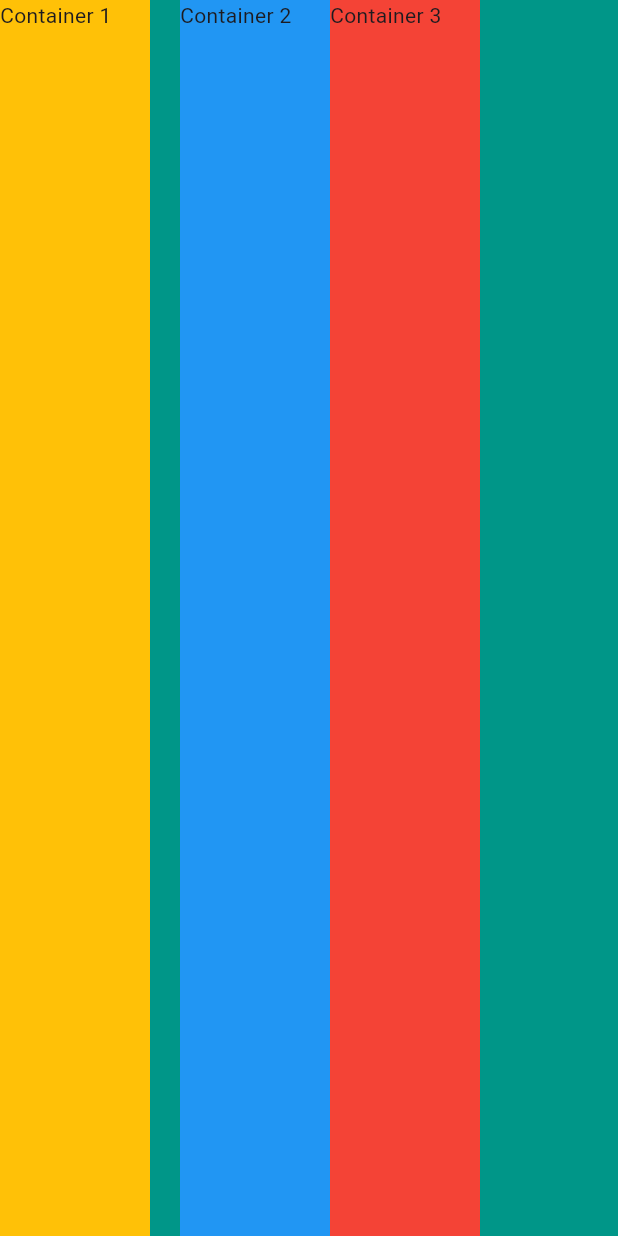
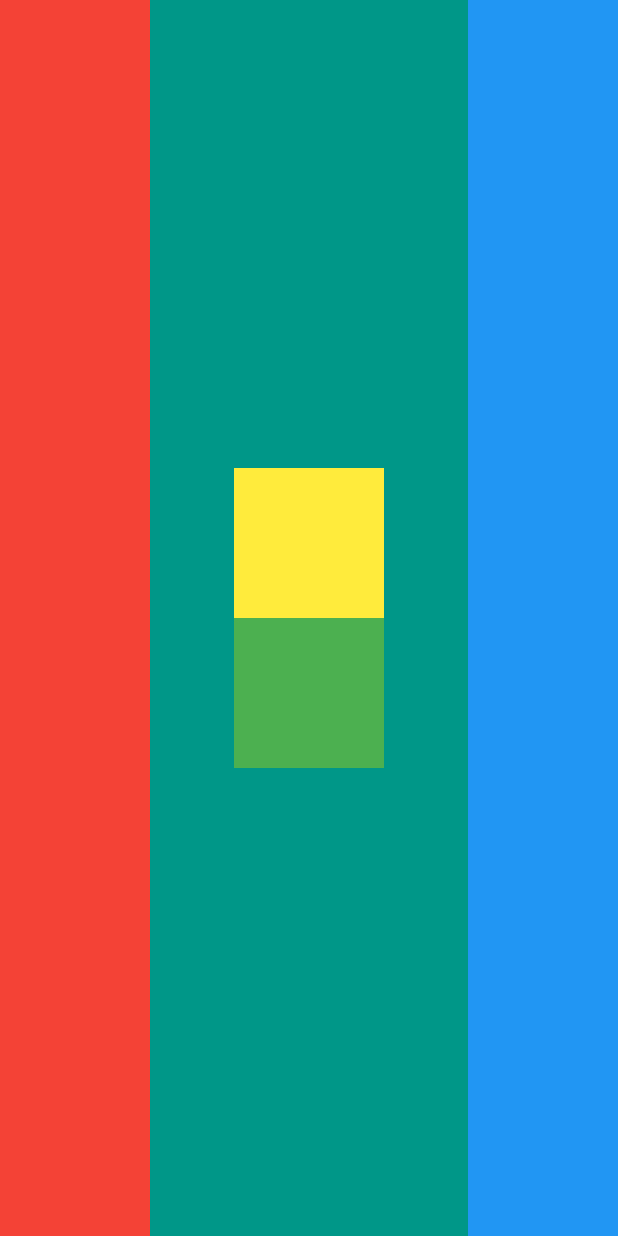
Before and after one commit to RAWMIC17/Business-card, a Flutter app: the screen it shows after launch, on a phone screen of 412 x 824 dp. Run offline on Flutter 3.47's test engine with Material 3 defaults, Android fonts, the phone set to English and light mode, and no system bars; our stand-ins replace velocity_x.

Commit message:
challenge_ow_column

```diff
--- a/lib/main.dart
+++ b/lib/main.dart
@@ -16,38 +16,49 @@ class MainApp extends StatelessWidget {
         backgroundColor: Colors.teal,
         body: SafeArea(
             //to bring widgets to user visible areas
-            child: Row(//similar to row
+            child: Row(
+          //similar to row
           //limits its width to child's width
           //mainAxisSize: MainAxisSize.min,//takes same size as children, no extra space is taken
           verticalDirection:
               VerticalDirection.down, //to get children order from up to down
           mainAxisAlignment: MainAxisAlignment
-              .start, //vertical,by default start is selected, also choose center
-          crossAxisAlignment: CrossAxisAlignment.stretch, //horizontal, start is default, can choose stretch, center
+              .spaceBetween, //vertical,by default start is selected, also choose center
+          crossAxisAlignment: CrossAxisAlignment
+              .stretch, //horizontal, start is default, can choose stretch, center
           children: [
             Container(
               height: 100,
-              width: 100,//double.infinity
+              width: 100, //double.infinity
               // margin: EdgeInsets.all(20),//to set margin around the container
               //container without a child, tris to be as big as possible
               //padding: EdgeInsets.all(20),// to st padding for the child of container
-              color: Colors.amber,
-              child: "Container 1"
-                  .text
-                  .make(), //with child, it assigns itself size of child
+              color: Colors.red,
+              //with child, it assigns itself size of child
             ),
-            SizedBox(width: 20 ,),//provide width in case of row
-            Container(
-              height: 100,
-              width: 100,//double.infinity
-              color: Colors.blue,
-              child: "Container 2".text.make(),
+            // SizedBox(width: 20 ,),//provide width in case of row
+            Column(
+              mainAxisAlignment: MainAxisAlignment.center,
+              children: [
+                Container(
+                  height: 100,
+                  width: 100, //double.infinity
+                  color: Colors.yellow,
+                  //child: "Container 2".text.make(),
+                ),
+                Container(
+                  height: 100,
+                  width: 100, //double.infinity
+                  color: Colors.green,
+                  //child: "Container 2".text.make(),
+                ),
+              ],
             ),
             Container(
               height: 100,
-              width: 100,//double.infinity
-              color: Colors.red,
-              child: "Container 3".text.make(),
+              width: 100, //double.infinity
+              color: Colors.blue,
+              //child: "Container 3".text.make(),
             ),
             //Container(width: double.infinity,)//alternate to stretch column width
           ],
```
